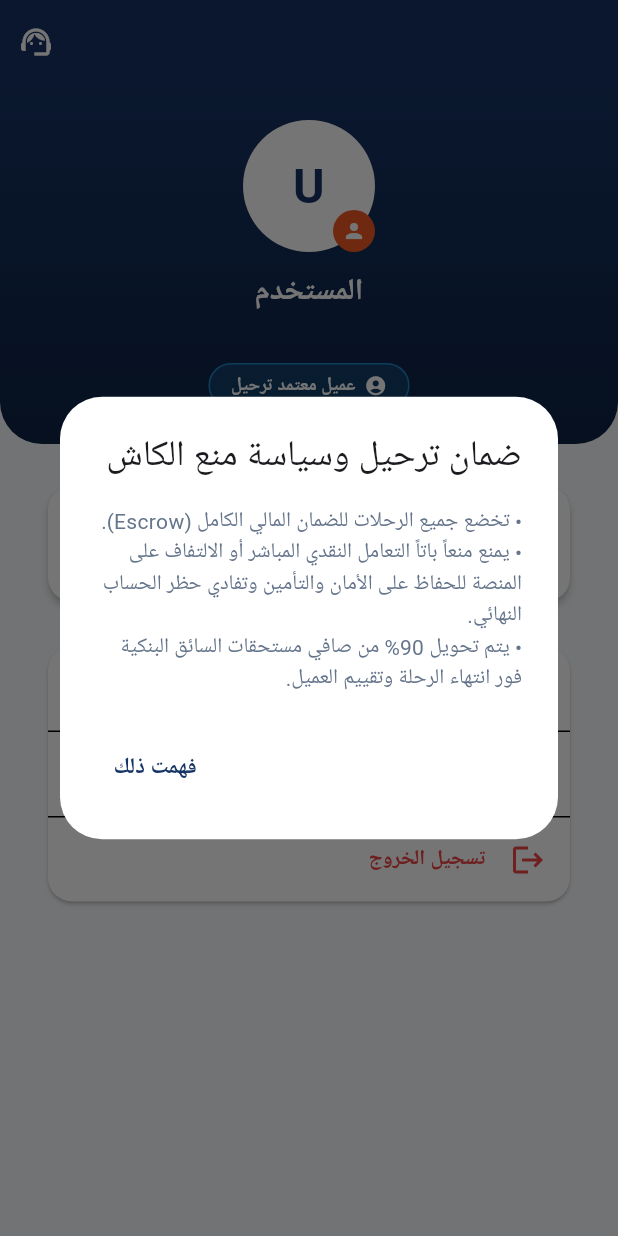
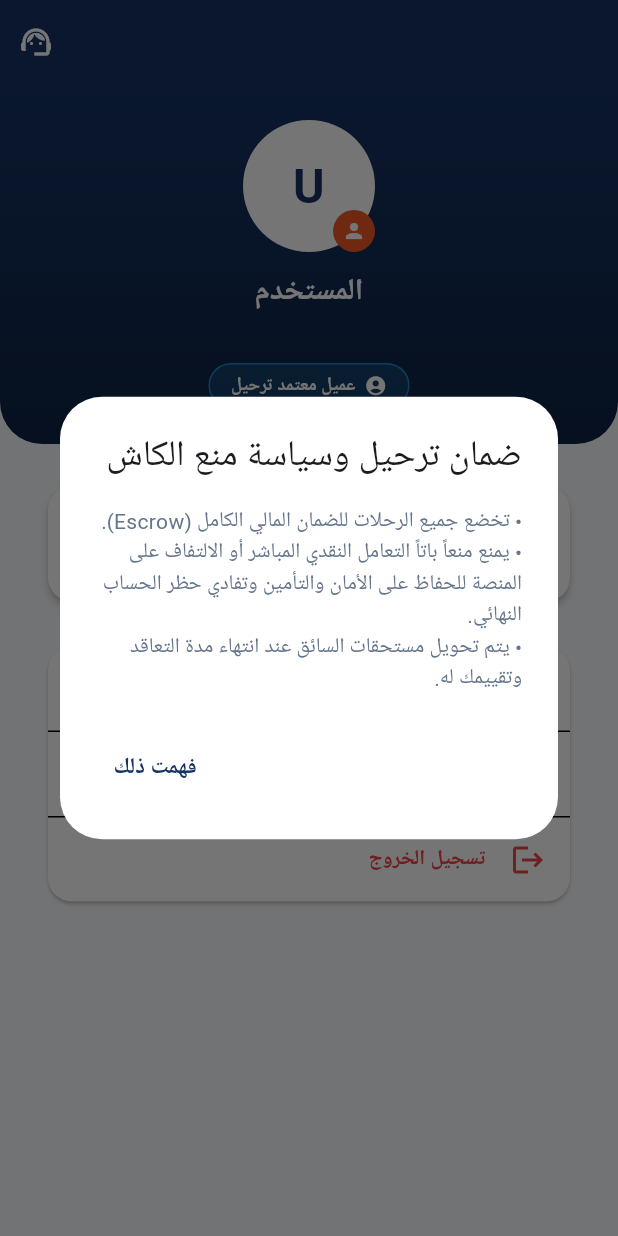
Before and after one commit to AhmedRashwan26/tarheel, a Flutter app: the ProfileScreen screen opened directly, after a tap on "شروط الخدمة وضمان ترحيل المالي", on a phone screen of 412 x 824 dp. Run offline on Flutter 3.47's test engine with Material 3 defaults, Android fonts, the phone set to English and light mode, and no system bars; our stand-ins replace audioplayers, dio, file_picker, google_fonts, shared_preferences, socket_io_client; accounts and stored records are empty; Roboto replaces fonts that are missing (Cairo).

Commit message:
style: update payout policy wording in profile dialog

```diff
--- a/tarheel_app/lib/features/profile/profile_screen.dart
+++ b/tarheel_app/lib/features/profile/profile_screen.dart
@@ -308,7 +308,7 @@ class ProfileScreen extends StatelessWidget {
                             content: const Text(
                               '• تخضع جميع الرحلات للضمان المالي الكامل (Escrow).\n'
                               '• يمنع منعاً باتاً التعامل النقدي المباشر أو الالتفاف على المنصة للحفاظ على الأمان والتأمين وتفادي حظر الحساب النهائي.\n'
-                              '• يتم تحويل 90% من صافي مستحقات السائق البنكية فور انتهاء الرحلة وتقييم العميل.',
+                              '• يتم تحويل مستحقات السائق عند انتهاء مدة التعاقد وتقييمك له.',
                             ),
                             actions: [
                               TextButton(
```
